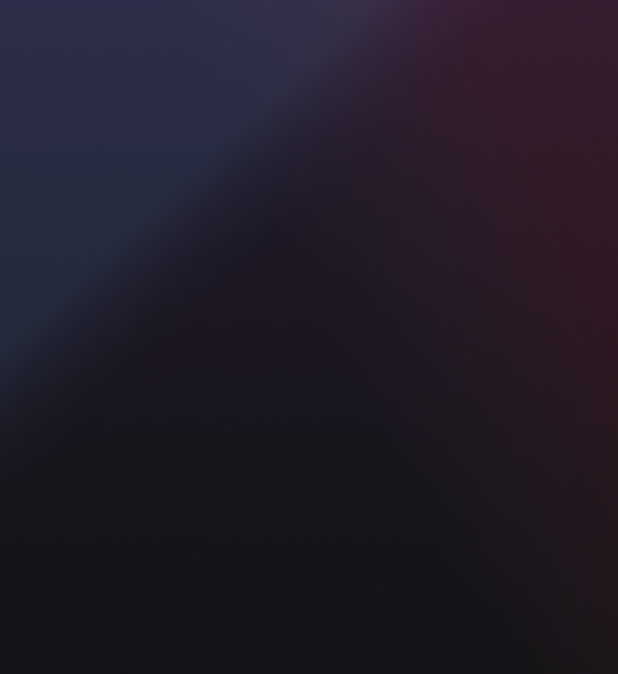
After one commit to Tr1ck4/Music-focus-app, a Flutter app: the screen it shows after launch, after a tap on "Playists", on a phone screen of 412 x 824 dp. The commit adds this screen. Shown: the top 674 px of the screen. Run offline on Flutter 3.47's test engine with Material 2 defaults, Android fonts, the phone set to English and light mode, and no system bars; our stand-ins replace audioplayers, google_fonts.

Commit message:
init PlaylistPage

```diff
--- /dev/null
+++ b/lib/PlaylistPage.dart
@@ -0,0 +1,36 @@
+import 'package:flutter/material.dart';
+import 'Song.dart';
+
+class PlaylistPage extends StatefulWidget {
+  const PlaylistPage({super.key});
+
+  @override
+  State<PlaylistPage> createState() => _PlaylistPageState();
+}
+
+class _PlaylistPageState extends State<PlaylistPage> {
+  @override
+  Widget build(BuildContext context) {
+    return Scaffold(
+      body: SafeArea(
+          child: Stack(
+        children: [
+          Container(
+            decoration: const BoxDecoration(
+              image: DecorationImage(
+                image: AssetImage("assets/Settingpage.png"),
+                fit: BoxFit.cover,
+              ),
+            ),
+          ),
+          Padding(
+            padding: EdgeInsets.all(40),
+            child: Column(
+              children: [],
+            ),
+          )
+        ],
+      )),
+    );
+  }
+}
--- a/lib/SettingPage.dart
+++ b/lib/SettingPage.dart
@@ -1,4 +1,5 @@
 import 'package:cs486/Homepage.dart';
+import 'package:cs486/PlaylistPage.dart';
 import 'package:flutter/material.dart';
 
 class SettingPage extends StatefulWidget {
@@ -152,7 +153,13 @@ class _SettingPageState extends State<SettingPage> {
                   ),
                   Center(
                     child: GestureDetector(
-                      onTap: () {},
+                      onTap: () {
+                        Navigator.push(
+                            context,
+                            MaterialPageRoute(
+                              builder: (context) => const PlaylistPage(),
+                            ));
+                      },
                       child: Container(
                         height: 50,
                         width: 200,
@@ -173,7 +180,7 @@ class _SettingPageState extends State<SettingPage> {
                             ]),
                         child: const Center(
                           child: Text(
-                            'Recent',
+                            'Playists',
                             style: TextStyle(
                                 fontSize: 24,
                                 fontWeight: FontWeight.bold,
--- a/lib/Song.dart
+++ b/lib/Song.dart
@@ -15,6 +15,12 @@ List<Song> meditation = [
 class Playlist extends StatefulWidget {
   final String list_name;
   final List<Song> playlist;
+
+  int numSong() {
+    int songs = playlist.length;
+    return songs;
+  }
+
   const Playlist({super.key, required this.list_name, required this.playlist});
   @override
   State<Playlist> createState() => _PlaylistState();
--- a/pubspec.yaml
+++ b/pubspec.yaml
@@ -74,6 +74,7 @@ flutter:
     - assets/icon/notliked.png
     - assets/icon/download.png
     - assets/icon/album.png
+    - assets/icon/playlist.png
     - assets/app_ava/ava1.png
   # To add assets to your application, add an assets section, like this:
   # assets:
```
Also changed, not shown: assets/icon/playlist.png (added).
